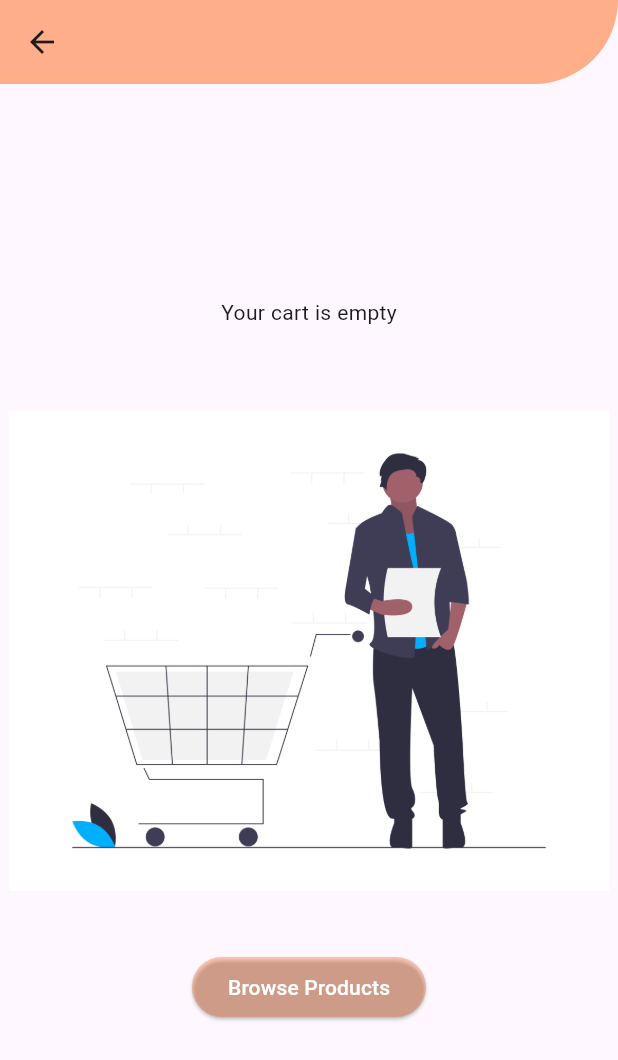
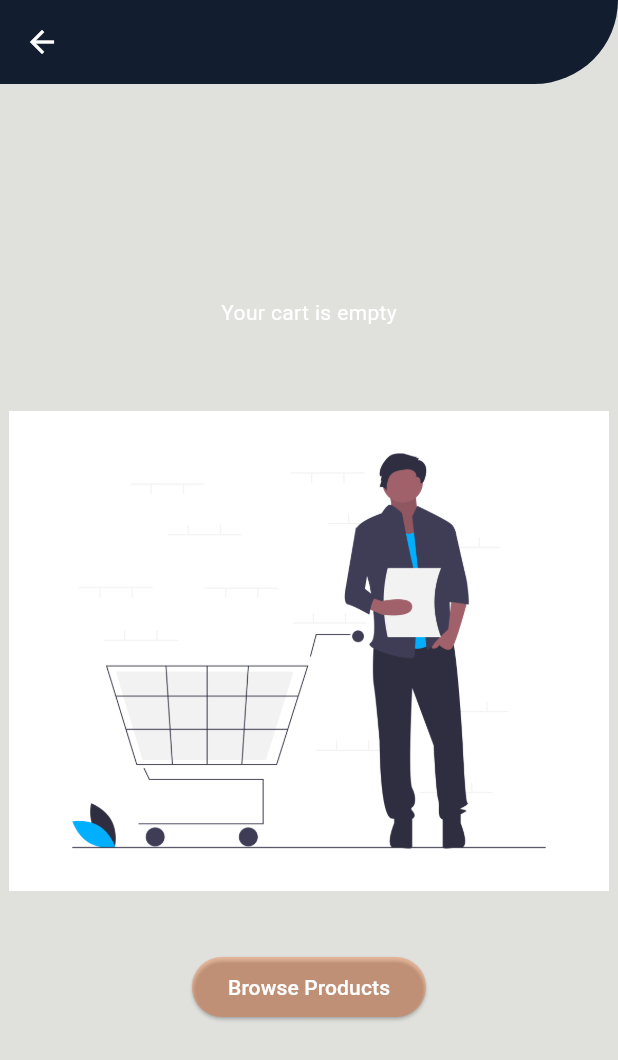
Before and after one commit to Utsav-Stha/e-commerce, a Flutter app: the CartPage screen opened directly, after a tap on "Browse Products", after a tap on the "shopping cart" icon, on a phone screen of 412 x 824 dp. Shown: the top 1060 px of the screen. Run offline on Flutter 3.47's test engine with Material 3 defaults, Android fonts, the phone set to English and light mode, and no system bars; our stand-ins replace dio; network calls fail.

Commit message:
Added Styling theme to the app

```diff
--- /dev/null
+++ b/lib/core/styling/app_themes.dart
@@ -0,0 +1,80 @@
+import 'package:flutter/material.dart';
+
+class AppThemes {
+  ///By setting the primarySwatch,
+  /// Flutter automatically generates different shades of the primary color
+  /// for various components in the theme, ensuring a consistent color
+  /// scheme across your app.For example, if you set the primarySwatch to
+  /// Colors.blue,
+  /// Flutter will use different shades of blue for the primary color,
+  /// and its lighter and darker variants.
+
+  // Light Theme
+  static final ThemeData light = ThemeData(
+    useMaterial3: true,
+    // colorScheme: ColorScheme.fromSeed(seedColor: Colors.deepPurple),
+    primarySwatch: Colors.amber,
+    primaryColor: Colors.red,
+    brightness: Brightness.light,
+    // scaffoldBackgroundColor: null,
+    cardColor: null,
+    focusColor: null,
+    splashColor: null,
+    fontFamily: 'Roboto',
+    appBarTheme: const AppBarTheme(
+      elevation: 1,
+      backgroundColor: Color.fromRGBO(13, 27, 42, 1),
+      iconTheme: IconThemeData(color: Color.fromRGBO(255, 255, 255, 1)),
+      actionsIconTheme: IconThemeData(color: Color.fromRGBO(255, 255, 255, 1)),
+      titleTextStyle: TextStyle(
+        color: Color.fromRGBO(255, 255, 255, 1),
+        letterSpacing: 6.0,
+      ),
+      shape: RoundedRectangleBorder(
+        borderRadius: BorderRadius.only(
+          bottomRight: Radius.circular(100.0),
+        ),
+      ),
+    ),
+    scaffoldBackgroundColor: const Color.fromRGBO(224, 225, 221, 1),
+    textTheme: const TextTheme(
+      headlineSmall: TextStyle(color: Colors.black),
+      headlineMedium: TextStyle(color: Colors.black54),
+      headlineLarge: TextStyle(color: Colors.black54),
+      titleSmall: TextStyle(color: Colors.black54),
+      titleMedium: TextStyle(color: Colors.black54),
+      titleLarge: TextStyle(color: Colors.black54),
+      bodySmall: TextStyle(color: Colors.black54),
+      bodyMedium: TextStyle(color: Colors.white),
+      bodyLarge: TextStyle(color: Colors.black54),
+    ),
+  );
+
+  // Dark Theme
+  static final ThemeData dark = ThemeData(
+      useMaterial3: true,
+      // primarySwatch: AppColors.primaryColor,
+      primaryColor: Colors.red,
+      brightness: Brightness.dark,
+      // scaffoldBackgroundColor: null,
+      cardColor: null,
+      focusColor: null,
+      splashColor: null,
+      fontFamily: 'Roboto',
+      appBarTheme: const AppBarTheme(
+        elevation: 1,
+        backgroundColor: Colors.white,
+        iconTheme: IconThemeData(color: Colors.black26),
+      ),
+      textTheme: const TextTheme(
+        headlineSmall: TextStyle(color: Colors.white),
+        headlineMedium: TextStyle(color: Colors.white54),
+        headlineLarge: TextStyle(color: Colors.white54),
+        titleSmall: TextStyle(color: Colors.white54),
+        titleMedium: TextStyle(color: Colors.white54),
+        titleLarge: TextStyle(color: Colors.white54),
+        bodySmall: TextStyle(color: Colors.white54),
+        bodyMedium: TextStyle(color: Colors.white54),
+        bodyLarge: TextStyle(color: Colors.white54),
+      ));
+}
--- a/lib/core/widgets/custom_app_bar.dart
+++ b/lib/core/widgets/custom_app_bar.dart
@@ -15,8 +15,11 @@ class CustomAppBar extends StatelessWidget {
         onPressed: () {},
         icon: const Icon(Icons.person_outline_rounded),
       ),
-      title: const Text('PASAL'),
-      titleTextStyle: const TextStyle(letterSpacing: 6.0),
+      title: const Text(
+        'PASAL',
+        // style: TextStyle(color: Colors.black),
+      ),
+
       actions: [
         Padding(
           padding: const EdgeInsets.only(right: 14.0),
@@ -54,9 +57,9 @@ class CustomAppBar extends StatelessWidget {
           ),
         )
       ],
-      actionsIconTheme: const IconThemeData(
-        color: Colors.black,
-      ),
+      // actionsIconTheme: const IconThemeData(
+      //   color: Colors.black,
+      // ),
     );
   }
 }
--- a/lib/core/widgets/product_display_card.dart
+++ b/lib/core/widgets/product_display_card.dart
@@ -9,6 +9,7 @@ class ProductDisplayCard extends StatelessWidget {
   @override
   Widget build(BuildContext context) {
     return Card(
+      color: Color.fromRGBO(27, 38, 59, 1),
       child: Padding(
         padding: const EdgeInsets.fromLTRB(8.0, 14.0, 8.0, 14.0),
         child: Stack(
@@ -23,29 +24,36 @@ class ProductDisplayCard extends StatelessWidget {
                     children: [
                       Text(data['title'].toString(),
                           softWrap: true, overflow: TextOverflow.ellipsis),
-                      Text(data['price'].toString()),
+                      Text('\$${data['price'].toString()}'),
                     ],
                   ),
                 ),
                 Column(
                   children: [
+                    ClipRRect(
+                      borderRadius: BorderRadius.circular(14.0),
+                      child: Container(
+                        padding: EdgeInsets.fromLTRB(20.0, 8.0, 0, 8.0),
+                        color: Colors.white,
+                        child: Stack(
+                          alignment: Alignment(1, -1),
+                          children: [
                             Container(
                               padding: const EdgeInsets.only(right: 30.0),
-                      height: 150,
-                      width: 150,
+                              height: 120,
+                              width: 100,
                               child: Image.network(
                                 data['image'],
+                                fit: BoxFit.contain,
                               ),
-                    ),
-                  ],
-                ),
-              ],
                             ),
                             Consumer<CartProvider>(
                               builder: (context, cartProviderModel, child) {
-                return Row(mainAxisAlignment: MainAxisAlignment.end, children: [
+                                return Row(
+                                    mainAxisAlignment: MainAxisAlignment.end,
+                                    children: [
                                       IconButton(
-                    color: Colors.redAccent,
+                                        color: Color.fromRGBO(13, 27, 42, 1),
                                         onPressed: () {
                                           cartProviderModel.addProduct(data);
                                         },
@@ -59,6 +67,29 @@ class ProductDisplayCard extends StatelessWidget {
                           ],
                         ),
                       ),
+                    ),
+                  ],
+                ),
+              ],
+            ),
+            // Consumer<CartProvider>(
+            //   builder: (context, cartProviderModel, child) {
+            //     return Row(mainAxisAlignment: MainAxisAlignment.end, children: [
+            //       IconButton(
+            //         color: Colors.redAccent,
+            //         onPressed: () {
+            //           cartProviderModel.addProduct(data);
+            //         },
+            //         icon: const Icon(
+            //           Icons.favorite_outline_outlined,
+            //         ),
+            //       ),
+            //     ]);
+            //   },
+            // )
+          ],
+        ),
+      ),
     );
   }
 }
--- a/lib/feature/home_page/presentation/home_page.dart
+++ b/lib/feature/home_page/presentation/home_page.dart
@@ -11,7 +11,7 @@ class HomePage extends StatelessWidget {
   Widget build(BuildContext context) {
     double height = DeviceSize.getHeight(context);
     return Scaffold(
-      backgroundColor: const Color.fromRGBO(255, 100, 19, 0.1),
+      // backgroundColor: const Color.fromRGBO(255, 100, 19, 0.1),
       appBar: PreferredSize(
         preferredSize: Size(double.infinity, height * 0.08),
         child: const CustomAppBar(),
--- a/lib/main.dart
+++ b/lib/main.dart
@@ -1,5 +1,6 @@
 import 'package:e_commerce/config/network/networkRequest.dart';
 import 'package:e_commerce/core/providers/cart_provider.dart';
+import 'package:e_commerce/core/styling/app_themes.dart';
 import 'package:e_commerce/feature/home_page/presentation/home_page.dart';
 import 'package:flutter/material.dart';
 import 'package:provider/provider.dart';
@@ -23,16 +24,17 @@ class MyApp extends StatelessWidget {
       ],
       child: MaterialApp(
         debugShowCheckedModeBanner: false,
-        theme: ThemeData(
-          appBarTheme: const AppBarTheme(
-            shape: RoundedRectangleBorder(
-              borderRadius: BorderRadius.only(
-                bottomRight: Radius.circular(100.0),
-              ),
-            ),
-            color: Color.fromRGBO(255, 100, 19, 0.498),
-          ),
-        ),
+        // theme: ThemeData(
+        //   appBarTheme: const AppBarTheme(
+        //     shape: RoundedRectangleBorder(
+        //       borderRadius: BorderRadius.only(
+        //         bottomRight: Radius.circular(100.0),
+        //       ),
+        //     ),
+        //     color: Color.fromRGBO(255, 100, 19, 0.498),
+        //   ),
+        // ),
+        theme: AppThemes.light,
         home: const HomePage(),
       ),
     );
```
Lines whose indentation alone changed are shown as unchanged.
